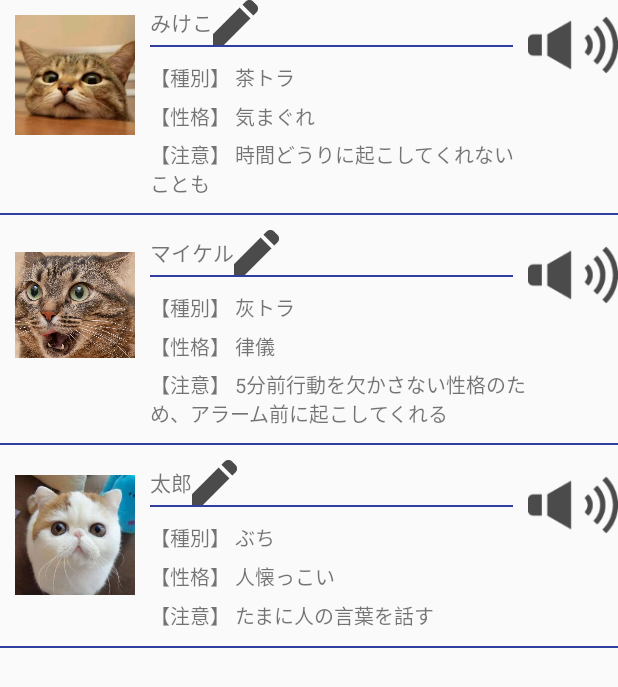
After one commit to zawamari/goodmorningcat, an Android app: the CatProfileActivity screen opened directly, with no data from a screen before it, on a phone screen of 412 x 824 dp. The commit adds this screen. Shown: the top 687 px of the screen. Run offline under Robolectric (Android 15) with nearby library versions, the phone set to English and light mode, and no system bars.

Commit message:
Add cat profile . Add cat voice.

```diff
--- a/app/src/main/AndroidManifest.xml
+++ b/app/src/main/AndroidManifest.xml
@@ -18,6 +18,11 @@
                 <category android:name="android.intent.category.LAUNCHER" />
             </intent-filter>
         </activity>
+        <activity android:name=".CatProfileActivity"
+            android:label="GoodMorningCat"
+            android:theme="@style/AppTheme.NoActionBar">
+
+        </activity>
     </application>
 
 </manifest>
--- /dev/null
+++ b/app/src/main/java/com/cat/morning/goodmorningcat/CatProfileActivity.java
@@ -0,0 +1,40 @@
+package com.cat.morning.goodmorningcat;
+
+import android.media.AudioManager;
+import android.media.Image;
+import android.media.SoundPool;
+import android.os.Bundle;
+import android.support.v7.app.AppCompatActivity;
+import android.view.View;
+import android.widget.ImageView;
+
+/**
+ * Created by imarie on 16/01/24.
+ */
+public class CatProfileActivity extends AppCompatActivity {
+
+    private SoundPool mSoundPool;
+    private int mSoundId;
+
+    @Override
+    protected void onResume() {
+        super.onResume();
+        // 予め音声データを読み込む
+        mSoundPool = new SoundPool(1, AudioManager.STREAM_MUSIC, 0);
+        mSoundId = mSoundPool.load(getApplicationContext(), R.raw.cat1, 0);
+    }
+
+    @Override
+    protected void onCreate(Bundle savedInstanceState) {
+        super.onCreate(savedInstanceState);
+        setContentView(R.layout.activity_cat_profile);
+
+        ((ImageView)findViewById(R.id.ivSpeaker)).setOnClickListener(new View.OnClickListener() {
+            @Override
+            public void onClick(View v) {
+                mSoundPool.play(mSoundId, 1.0F, 1.0F, 0, 0, 1.0F);
+            }
+        });
+    }
+
+}
--- a/app/src/main/java/com/cat/morning/goodmorningcat/MainActivity.java
+++ b/app/src/main/java/com/cat/morning/goodmorningcat/MainActivity.java
@@ -1,5 +1,6 @@
 package com.cat.morning.goodmorningcat;
 
+import android.content.Intent;
 import android.os.Bundle;
 import android.support.design.widget.FloatingActionButton;
 import android.support.design.widget.Snackbar;
@@ -76,6 +77,9 @@ public class MainActivity extends AppCompatActivity {
         //noinspection SimplifiableIfStatement
         if (id == R.id.action_settings) {
             return true;
+        } else if (id == R.id.action_profile) {
+            Intent intent = new Intent(this, CatProfileActivity.class);
+            startActivity(intent);
         }
 
         return super.onOptionsItemSelected(item);
--- /dev/null
+++ b/app/src/main/res/layout/activity_cat_profile.xml
@@ -0,0 +1,244 @@
+<?xml version="1.0" encoding="utf-8"?>
+<LinearLayout xmlns:android="http://schemas.android.com/apk/res/android"
+    android:orientation="vertical" android:layout_width="match_parent"
+    android:layout_height="match_parent">
+
+    <LinearLayout
+        android:layout_width="match_parent"
+        android:layout_height="wrap_content"
+        android:orientation="horizontal">
+
+        <ImageView
+            android:layout_width="80dp"
+            android:layout_height="80dp"
+            android:layout_margin="10dp"
+            android:src="@mipmap/mikeko"/>
+
+        <LinearLayout
+            android:layout_width="0dp"
+            android:layout_height="wrap_content"
+            android:layout_weight="1"
+            android:orientation="vertical">
+
+            <LinearLayout
+                android:layout_width="wrap_content"
+                android:layout_height="wrap_content"
+                android:orientation="horizontal">
+
+                <TextView
+                    android:layout_width="wrap_content"
+                    android:layout_height="wrap_content"
+                    android:layout_gravity="center"
+                    android:text="みけこ"/>
+
+                <ImageView
+                    android:layout_width="30dp"
+                    android:layout_height="30dp"
+                    android:layout_gravity="right"
+                    android:src="@mipmap/edit"/>
+
+            </LinearLayout>
+
+            <View
+                android:layout_width="match_parent"
+                android:layout_height="1dp"
+                android:layout_marginRight="10dp"
+                android:background="@color/colorPrimaryDark"/>
+
+            <TextView
+                android:layout_width="match_parent"
+                android:layout_height="wrap_content"
+                android:layout_marginTop="10dp"
+                android:textSize="13sp"
+                android:text="【種別】 茶トラ"/>
+
+            <TextView
+                android:layout_width="match_parent"
+                android:layout_height="wrap_content"
+                android:layout_marginTop="5dp"
+                android:textSize="13sp"
+                android:text="【性格】 気まぐれ"/>
+
+            <TextView
+                android:layout_width="match_parent"
+                android:layout_height="wrap_content"
+                android:layout_marginTop="5dp"
+                android:textSize="13sp"
+                android:text="【注意】 時間どうりに起こしてくれないことも"/>
+        </LinearLayout>
+
+        <ImageView
+            android:id="@+id/ivSpeaker"
+            android:layout_width="60dp"
+            android:layout_height="60dp"
+            android:src="@mipmap/speaker"/>
+
+    </LinearLayout>
+
+    <View
+        android:layout_width="match_parent"
+        android:layout_height="1dp"
+        android:layout_marginTop="10dp"
+        android:background="@color/colorPrimaryDark"/>
+
+
+    <LinearLayout
+        android:layout_width="match_parent"
+        android:layout_height="wrap_content"
+        android:layout_marginTop="10dp"
+        android:orientation="horizontal">
+
+        <ImageView
+            android:layout_width="80dp"
+            android:layout_height="80dp"
+            android:layout_margin="10dp"
+            android:src="@mipmap/michael"/>
+
+        <LinearLayout
+            android:layout_width="0dp"
+            android:layout_height="wrap_content"
+            android:layout_weight="1"
+            android:orientation="vertical">
+
+            <LinearLayout
+                android:layout_width="wrap_content"
+                android:layout_height="wrap_content"
+                android:orientation="horizontal">
+
+                <TextView
+                    android:layout_width="wrap_content"
+                    android:layout_height="wrap_content"
+                    android:layout_gravity="center"
+                    android:text="マイケル"/>
+
+                <ImageView
+                    android:layout_width="30dp"
+                    android:layout_height="30dp"
+                    android:layout_gravity="right"
+                    android:src="@mipmap/edit"/>
+
+            </LinearLayout>
+
+            <View
+                android:layout_width="match_parent"
+                android:layout_height="1dp"
+                android:layout_marginRight="10dp"
+                android:background="@color/colorPrimaryDark"/>
+
+            <TextView
+                android:layout_width="match_parent"
+                android:layout_height="wrap_content"
+                android:layout_marginTop="10dp"
+                android:textSize="13sp"
+                android:text="【種別】 灰トラ"/>
+
+            <TextView
+                android:layout_width="match_parent"
+                android:layout_height="wrap_content"
+                android:layout_marginTop="5dp"
+                android:textSize="13sp"
+                android:text="【性格】 律儀"/>
+
+            <TextView
+                android:layout_width="match_parent"
+                android:layout_height="wrap_content"
+                android:layout_marginTop="5dp"
+                android:textSize="13sp"
+                android:text="【注意】 5分前行動を欠かさない性格のため、アラーム前に起こしてくれる"/>
+        </LinearLayout>
+
+        <ImageView
+            android:layout_width="60dp"
+            android:layout_height="60dp"
+            android:src="@mipmap/speaker"/>
+
+    </LinearLayout>
+
+
+    <View
+        android:layout_width="match_parent"
+        android:layout_height="1dp"
+        android:layout_marginTop="10dp"
+        android:background="@color/colorPrimaryDark"/>
+
+
+
+    <LinearLayout
+        android:layout_width="match_parent"
+        android:layout_height="wrap_content"
+        android:layout_marginTop="10dp"
+        android:orientation="horizontal">
+
+        <ImageView
+            android:layout_width="80dp"
+            android:layout_height="80dp"
+            android:layout_margin="10dp"
+            android:src="@mipmap/taro"/>
+
+        <LinearLayout
+            android:layout_width="0dp"
+            android:layout_height="wrap_content"
+            android:layout_weight="1"
+            android:orientation="vertical">
+
+            <LinearLayout
+                android:layout_width="wrap_content"
+                android:layout_height="wrap_content"
+                android:orientation="horizontal">
+
+                <TextView
+                    android:layout_width="wrap_content"
+                    android:layout_height="wrap_content"
+                    android:layout_gravity="center"
+                    android:text="太郎"/>
+
+                <ImageView
+                    android:layout_width="30dp"
+                    android:layout_height="30dp"
+                    android:layout_gravity="right"
+                    android:src="@mipmap/edit"/>
+
+            </LinearLayout>
+
+            <View
+                android:layout_width="match_parent"
+                android:layout_height="1dp"
+                android:layout_marginRight="10dp"
+                android:background="@color/colorPrimaryDark"/>
+
+            <TextView
+                android:layout_width="match_parent"
+                android:layout_height="wrap_content"
+                android:layout_marginTop="10dp"
+                android:textSize="13sp"
+                android:text="【種別】 ぶち"/>
+
+            <TextView
+                android:layout_width="match_parent"
+                android:layout_height="wrap_content"
+                android:layout_marginTop="5dp"
+                android:textSize="13sp"
+                android:text="【性格】 人懐っこい"/>
+
+            <TextView
+                android:layout_width="match_parent"
+                android:layout_height="wrap_content"
+                android:layout_marginTop="5dp"
+                android:textSize="13sp"
+                android:text="【注意】 たまに人の言葉を話す"/>
+        </LinearLayout>
+
+        <ImageView
+            android:layout_width="60dp"
+            android:layout_height="60dp"
+            android:src="@mipmap/speaker"/>
+
+    </LinearLayout>
+
+    <View
+        android:layout_width="match_parent"
+        android:layout_height="1dp"
+        android:layout_marginTop="10dp"
+        android:background="@color/colorPrimaryDark"/>
+
+</LinearLayout>
--- a/app/src/main/res/layout/part_call_list.xml
+++ b/app/src/main/res/layout/part_call_list.xml
@@ -23,7 +23,7 @@
             android:layout_width="wrap_content"
             android:layout_height="wrap_content"
             android:layout_marginLeft="10dp"
-            android:textSize="25sp"
+            android:textSize="15sp"
             android:text="7:00"/>
 
         <TextView
@@ -33,7 +33,7 @@
             android:layout_weight="1"
             android:layout_marginLeft="15dp"
             android:text="平日：みけこ"
-            android:textSize="20sp"/>
+            android:textSize="15sp"/>
 
         <Switch
             android:layout_width="wrap_content"
--- a/app/src/main/res/menu/menu_main.xml
+++ b/app/src/main/res/menu/menu_main.xml
@@ -5,6 +5,18 @@
     <item
         android:id="@+id/action_settings"
         android:orderInCategory="100"
-        android:title="@string/action_settings"
+        android:title="set alert"
+        app:showAsAction="never" />
+
+    <item
+        android:id="@+id/action_profile"
+        android:orderInCategory="101"
+        android:title="cat profile"
+        app:showAsAction="never" />
+
+    <item
+        android:id="@+id/action_home"
+        android:orderInCategory="102"
+        android:title="home"
         app:showAsAction="never" />
 </menu>
```
Also changed, not shown: app/src/main/res/mipmap-xhdpi/edit.png (added), app/src/main/res/mipmap-xhdpi/speaker.png (added), 1 other file.
